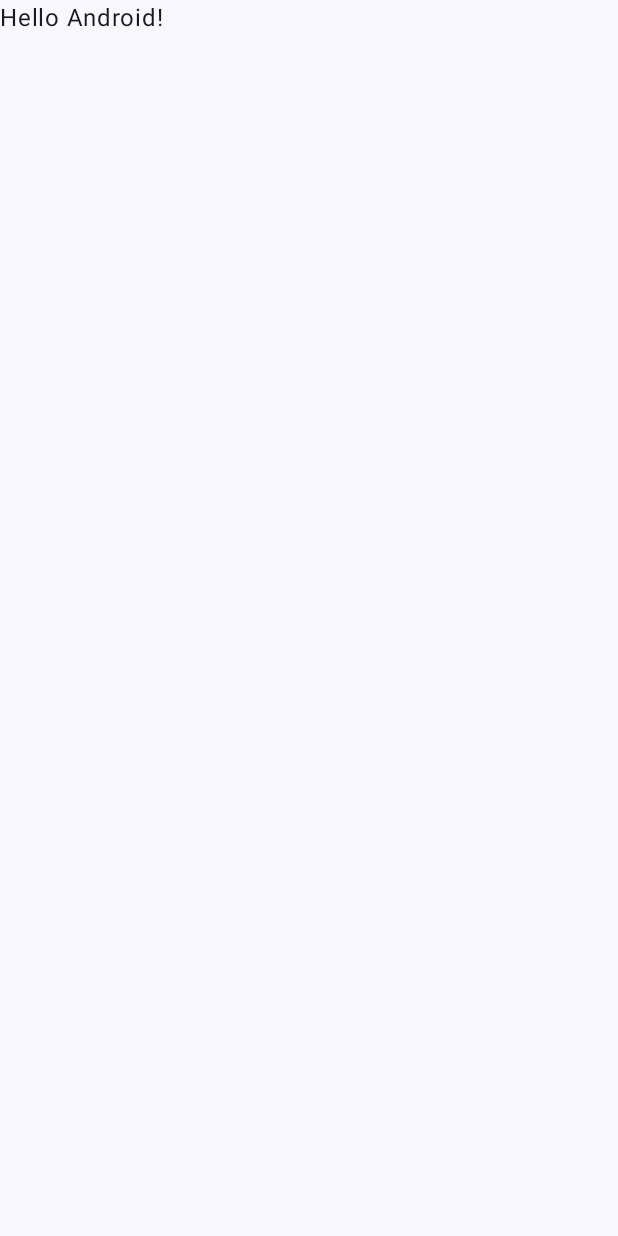
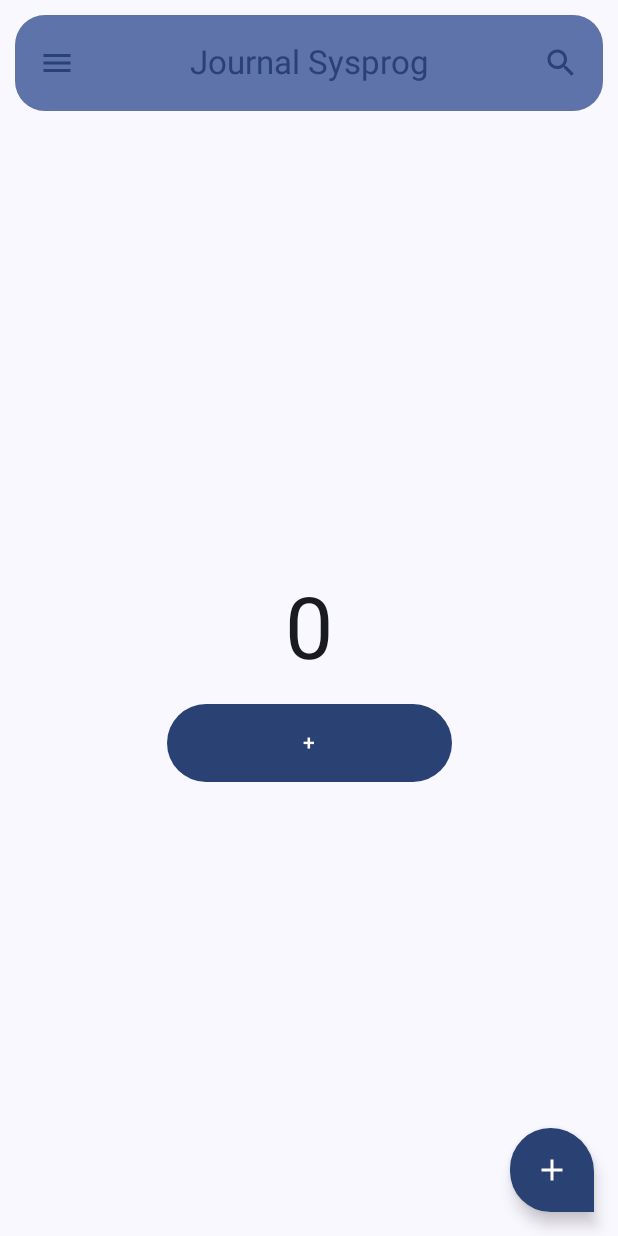
Before and after one commit to Pangeran29/jurnal-sysprog, an Android app built with Jetpack Compose: the screen it shows after launch (MainActivity), on a phone screen of 412 x 824 dp. Before the commit the screen is almost empty. Run offline under Robolectric (Android 15) with nearby library versions, the light colour scheme and no system bars.

Commit message:
top app bar

```diff
--- a/app/build.gradle.kts
+++ b/app/build.gradle.kts
@@ -5,12 +5,12 @@ plugins {
 
 android {
     namespace = "org.d3if3030.jurnal_sysprog"
-    compileSdk = 33
+    compileSdk = 34
 
     defaultConfig {
         applicationId = "org.d3if3030.jurnal_sysprog"
         minSdk = 24
-        targetSdk = 33
+        targetSdk = 34
         versionCode = 1
         versionName = "1.0"
 
--- a/app/src/main/java/org/d3if3030/jurnal_sysprog/MainActivity.kt
+++ b/app/src/main/java/org/d3if3030/jurnal_sysprog/MainActivity.kt
@@ -1,15 +1,43 @@
 package org.d3if3030.jurnal_sysprog
 
+import android.content.res.Configuration
 import android.os.Bundle
 import androidx.activity.ComponentActivity
 import androidx.activity.compose.setContent
+import androidx.compose.foundation.layout.Arrangement
+import androidx.compose.foundation.layout.Box
+import androidx.compose.foundation.layout.Column
+import androidx.compose.foundation.layout.PaddingValues
 import androidx.compose.foundation.layout.fillMaxSize
+import androidx.compose.foundation.layout.fillMaxWidth
+import androidx.compose.foundation.layout.padding
+import androidx.compose.foundation.shape.RoundedCornerShape
+import androidx.compose.material.icons.Icons
+import androidx.compose.material.icons.filled.Add
+import androidx.compose.material.icons.filled.Menu
+import androidx.compose.material.icons.outlined.Search
+import androidx.compose.material3.Button
+import androidx.compose.material3.ExperimentalMaterial3Api
+import androidx.compose.material3.FloatingActionButton
+import androidx.compose.material3.Icon
+import androidx.compose.material3.IconButton
 import androidx.compose.material3.MaterialTheme
+import androidx.compose.material3.Scaffold
 import androidx.compose.material3.Surface
 import androidx.compose.material3.Text
+import androidx.compose.material3.TopAppBar
+import androidx.compose.material3.TopAppBarDefaults
 import androidx.compose.runtime.Composable
+import androidx.compose.runtime.mutableStateOf
+import androidx.compose.runtime.getValue
+import androidx.compose.runtime.setValue
+import androidx.compose.runtime.remember
+import androidx.compose.ui.Alignment
 import androidx.compose.ui.Modifier
+import androidx.compose.ui.draw.clip
+import androidx.compose.ui.res.stringResource
 import androidx.compose.ui.tooling.preview.Preview
+import androidx.compose.ui.unit.dp
 import org.d3if3030.jurnal_sysprog.ui.theme.Jurnal_sysprogTheme
 
 class MainActivity : ComponentActivity() {
@@ -22,25 +50,100 @@ class MainActivity : ComponentActivity() {
                     modifier = Modifier.fillMaxSize(),
                     color = MaterialTheme.colorScheme.background
                 ) {
-                    Greeting("Android")
+                    Counter()
                 }
             }
         }
     }
 }
 
+@OptIn(ExperimentalMaterial3Api::class)
 @Composable
-fun Greeting(name: String, modifier: Modifier = Modifier) {
-    Text(
-        text = "Hello $name!",
-        modifier = modifier
-    )
+fun MainScreen(content: @Composable (Modifier) -> Unit) {
+    Scaffold (
+        floatingActionButton = {
+            FloatingActionButton(
+                onClick = { /*TODO*/ },
+                shape = RoundedCornerShape(topStart = 30.dp, topEnd = 30.dp, bottomStart = 30.dp),
+                containerColor = MaterialTheme.colorScheme.primary
+            ) {
+                Icon(imageVector = Icons.Default.Add, contentDescription = "Add button")
+            }
+        },
+        topBar = {
+            TopAppBar(
+                title = {
+                    Box(
+                        Modifier.fillMaxWidth(),
+                        contentAlignment = Alignment.TopCenter
+                    ) {
+                        Text(text = stringResource(id = R.string.app_name))
+                    }
+                },
+                modifier = Modifier
+                    .padding(10.dp)
+                    .clip(RoundedCornerShape(20.dp)),
+                colors = TopAppBarDefaults.smallTopAppBarColors(
+                    containerColor = MaterialTheme.colorScheme.primaryContainer,
+                    titleContentColor = MaterialTheme.colorScheme.primary
+                ),
+                navigationIcon = {
+                    IconButton(onClick = { /*TODO*/ }) {
+                        Icon(
+                            imageVector = Icons.Default.Menu,
+                            contentDescription = "Menu Icon",
+                            tint = MaterialTheme.colorScheme.primary
+                        )
+                    }
+                },
+                actions = {
+                    IconButton(onClick = { /*TODO*/ }) {
+                        Icon(
+                            imageVector = Icons.Outlined.Search,
+                            contentDescription = "Search Icon",
+                            tint = MaterialTheme.colorScheme.primary
+                        )
+                    }
+                }
+            )
+        }
+    ) {
+        content(Modifier.padding(it))
+    }
 }
 
-@Preview(showBackground = true)
+@Composable
+fun Counter() {
+    var number by remember { mutableStateOf(0) }
+    MainScreen {
+        Column (
+            modifier = it
+                .fillMaxSize()
+                .padding(16.dp),
+            verticalArrangement = Arrangement.Center,
+            horizontalAlignment = Alignment.CenterHorizontally
+        ) {
+            Text(
+                text = number.toString(),
+                style = MaterialTheme.typography.displayLarge
+            )
+            Button(
+                onClick = { number++ },
+                modifier = Modifier
+                    .fillMaxWidth(0.5f)
+                    .padding(top = 16.dp),
+                contentPadding = PaddingValues(16.dp)
+            ) {
+                Text(text = "+")
+            }
+        }
+    }
+}
+
+@Preview(uiMode = Configuration.UI_MODE_NIGHT_YES, showBackground = true)
 @Composable
 fun GreetingPreview() {
     Jurnal_sysprogTheme {
-        Greeting("Android")
+       Counter()
     }
 }
--- a/app/src/main/res/values/strings.xml
+++ b/app/src/main/res/values/strings.xml
@@ -1,3 +1,3 @@
 <resources>
-    <string name="app_name">jurnal_sysprog</string>
+    <string name="app_name">Journal Sysprog</string>
 </resources>
```
Also changed, not shown: 1 other file.
